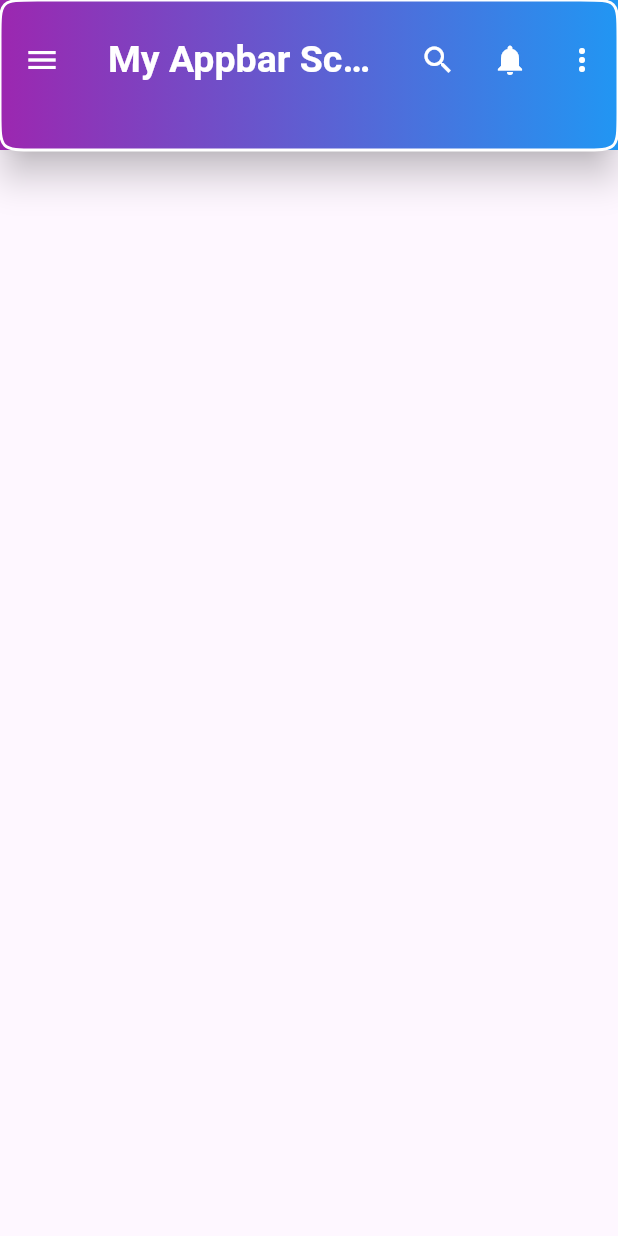
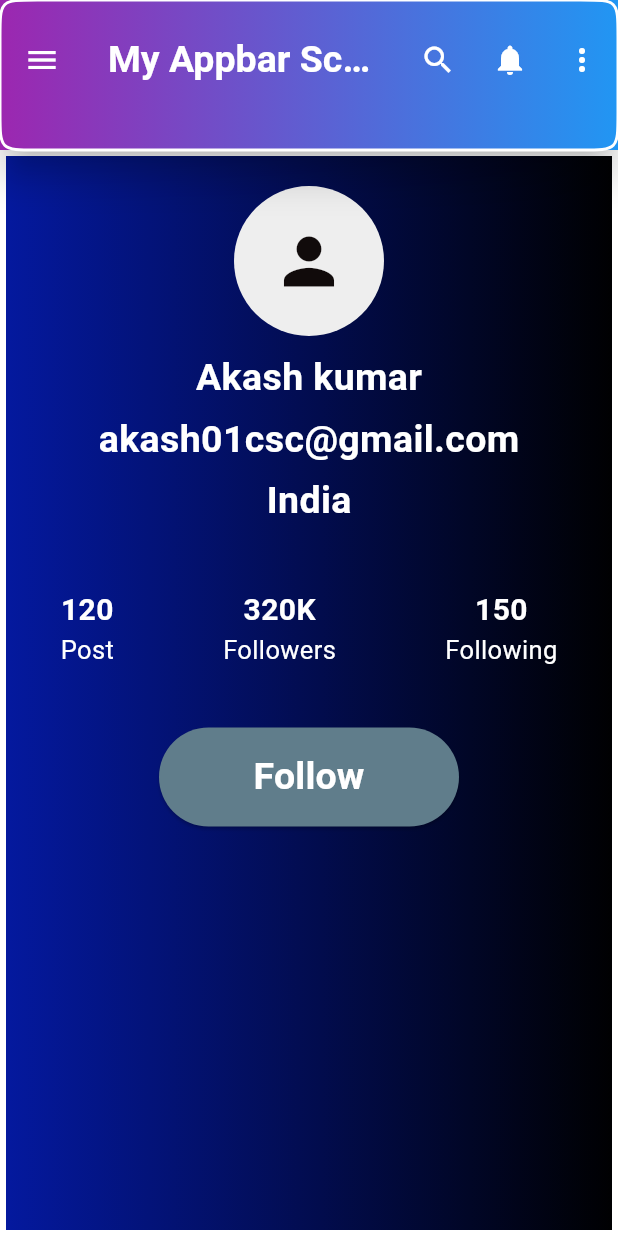
Before and after one commit to akashcodes26/flutter_practice, a Flutter app: the screen it shows after launch, on a phone screen of 412 x 824 dp. Run offline on Flutter 3.47's test engine with Material 3 defaults, Android fonts, the phone set to English and light mode, and no system bars.

Commit message:
profileCard file added

```diff
--- a/lib/main.dart
+++ b/lib/main.dart
@@ -1,12 +1,12 @@
 import 'package:flutter/material.dart';
-import 'screen/Appbar.dart';
+import 'screen/profileCard.dart';
 
 void main() {
-  runApp(const MyApp());
+  runApp(MyApp());
 }
 
 class MyApp extends StatelessWidget {
-  const MyApp({super.key});
+
 
   // This widget is the root of your application.
   @override
@@ -16,7 +16,7 @@ class MyApp extends StatelessWidget {
       theme: ThemeData(
         colorScheme: .fromSeed(seedColor: Colors.deepPurple),
       ),
-      home: Myappbar_Screen(),
+      home: profileCard_Screen(),
     );
   }
 }
--- /dev/null
+++ b/lib/screen/profileCard.dart
@@ -0,0 +1,94 @@
+import 'dart:ui';
+
+import 'package:flutter/material.dart';
+import 'package:flutter_learning/screen/preferredSize.dart';
+
+class profileCard_Screen extends StatelessWidget {
+  Widget statColoum(String count, String label) {
+    return Column(
+      children: [
+        Text(
+          count,
+          style: TextStyle(
+            fontSize: 20,
+            fontWeight: FontWeight.bold,
+            color: Colors.white,
+          ),
+        ),
+        Text(label, style: TextStyle(fontSize: 17, color: Colors.white)),
+      ],
+    );
+  }
+
+  Widget name(String text) {
+    return Text(
+      text,
+      style: TextStyle(
+        fontSize: 25,
+        fontWeight: FontWeight.bold,
+        color: Colors.white,
+      ),
+    );
+  }
+
+  @override
+  Widget build(BuildContext context) {
+    return Scaffold(
+      appBar: Myappbar1(),
+      body: Container(
+        height: double.infinity,
+        width: double.infinity,
+        decoration: BoxDecoration(
+          gradient: LinearGradient(colors: [Color(0xff0419a0), Colors.black]),
+          border: Border.all(color: Colors.white, width: 4),
+        ),
+        child: Column(
+          //mainAxisAlignment: MainAxisAlignment.spaceAround,
+          children: [
+            Column(
+              // mainAxisAlignment: MainAxisAlignment.center,
+              // crossAxisAlignment: CrossAxisAlignment.center,
+              children: [
+                SizedBox(height: 20),
+                CircleAvatar(
+                  radius: 50,
+                  backgroundColor: Colors.grey.shade200,
+                  child: Icon(Icons.person, size: 50, color: Color(0xff110b0b)),
+                ),
+                SizedBox(height: 10),
+                name("Akash kumar"),
+                SizedBox(height: 5),
+                name("akash01csc@gmail.com"),
+                SizedBox(height: 5),
+                name("India"),
+                SizedBox(height: 40),
+                Row(
+                  mainAxisAlignment: MainAxisAlignment.spaceAround,
+                  children: [
+                    statColoum("120", "Post"),
+                    statColoum("320K", "Followers"),
+                    statColoum("150", "Following"),
+                  ],
+                ),
+              ],
+            ),
+            SizedBox(height: 40),
+            ElevatedButton(
+              onPressed: () {},
+              style: ElevatedButton.styleFrom(
+                minimumSize: Size(200, 60),
+                backgroundColor: Colors.blueGrey,
+                foregroundColor: Colors.white,
+                padding: EdgeInsets.all(15),
+              ),
+              child: Text(
+                "Follow",
+                style: TextStyle(fontSize: 25, fontWeight: FontWeight.bold),
+              ),
+            ),
+          ],
+        ),
+      ),
+    );
+  }
+}
```
